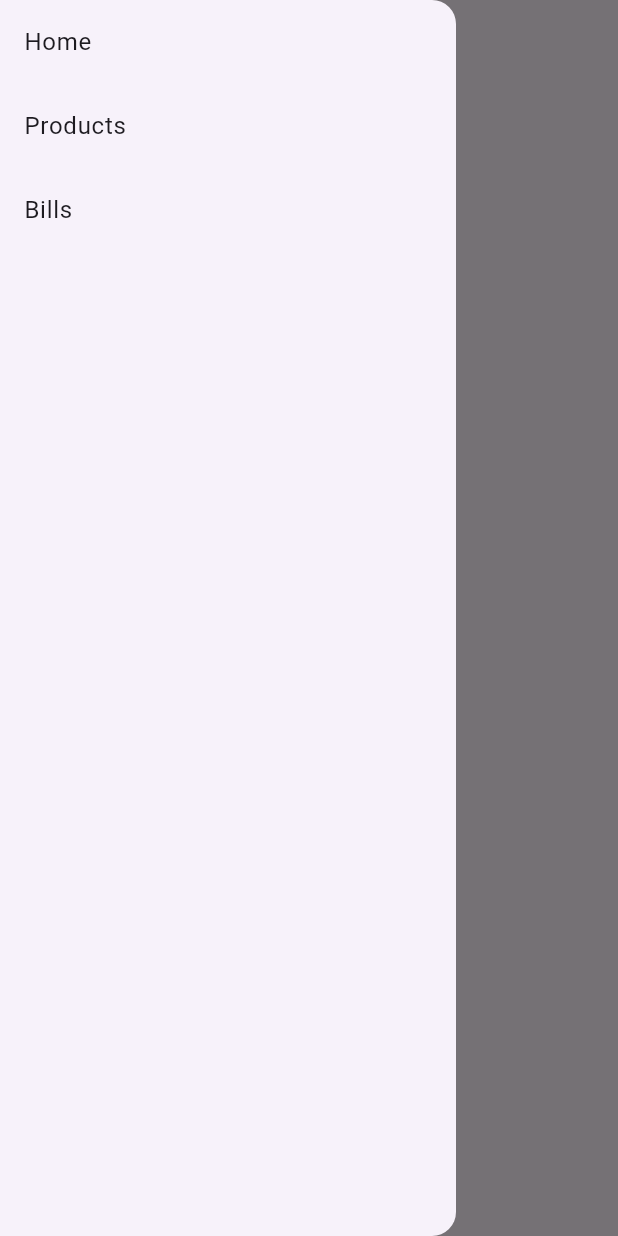
After one commit to mdrahib46/Flutter-Responsive-Design, a Flutter app: the screen it shows after launch, with the side drawer open, on a phone screen of 412 x 824 dp. The commit adds this screen. Run offline on Flutter 3.47's test engine with Material 3 defaults, Android fonts, the phone set to English and light mode, and no system bars.

Commit message:
Optimize responsiveness for multi screen

```diff
--- a/lib/homepage.dart
+++ b/lib/homepage.dart
@@ -1,4 +1,5 @@
 import 'package:flutter/material.dart';
+import 'package:responsivedesign/widgets/navmanu.dart';
 import 'package:responsivedesign/widgets/responsive_builder.dart';
 
 class HomePage extends StatefulWidget {
@@ -13,70 +14,55 @@ class _HomePageState extends State<HomePage> {
   Widget build(BuildContext context) {
     final size = MediaQuery.of(context).size;
 
-    return ResponsiveBuilder(mobile: Scaffold(
+    return Scaffold(
       appBar: AppBar(
         title: const Text('Responsive Design'),
       ),
-      drawer: const Drawer(
-        child: SafeArea(
-          child: Column(
-            children: [
-              ListTile(
-                title: Text('Home'),
+      drawer: const NavManu(),
+      body:  ResponsiveBuilder(
+
+        /// this is mobile screen
+        mobile: _buildMobileScreenLayout(),
+
+
+        /// this is tablet Screen
+        tablet: _buildTabletScreenLayout(),
+
+        /// this is Desktop Screen
+        desktop: _buildDesktopScreenLayout(),
+      ),
+    );
+  }
+
+  Widget _buildDesktopScreenLayout() {
+    return Scaffold(
+        body: Row(
+          children: [
+            NavManu(),
+            Expanded(
+                child: Center(
+              child: Text(
+                'Form Desktop',
               ),
-              ListTile(
-                title: Text('Products'),
-              ),
-              ListTile(
-                title: Text('Bills'),
-              ),
-            ],
-          ),
+            ))
+          ],
         ),
-      ),
-      body: const ResponsiveBuilder(
-        mobile: Center(
-          child: Text(
-            'This is Mobile Screen',
-          ),
+      );
+  }
+
+  Widget _buildTabletScreenLayout() {
+    return Scaffold(
+        body: Center(
+          child: Text("This is Tablet Screen"),
         ),
-        tablet: Center(
-          child: Text(
-            'This is Tablet Screen',
-          ),
+      );
+  }
+
+  Widget _buildMobileScreenLayout() {
+    return Scaffold(
+        body: Center(
+          child: Text("This is Mobile Screen"),
         ),
-        desktop: Center(
-          child: Text(
-            'This is Desktop Screen',
-          ),
-        ),
-      ),
-    ), desktop: Scaffold(
-      appBar: AppBar(
-        title: const Text('Responsive Design'),
-      ),
-      body: Row(
-        children: [
-          const Drawer(
-            child: SafeArea(
-              child: Column(
-                children: [
-                  ListTile(
-                    title: Text('Home'),
-                  ),
-                  ListTile(
-                    title: Text('Products'),
-                  ),
-                  ListTile(
-                    title: Text('Bills'),
-                  ),
-                ],
-              ),
-            ),
-          ),
-           Expanded(child: Center(child: Text('Form Desktop',),))
-        ],
-      ),
-    ));
+      );
   }
 }
--- /dev/null
+++ b/lib/widgets/navmanu.dart
@@ -0,0 +1,28 @@
+import 'package:flutter/material.dart';
+
+class NavManu extends StatelessWidget {
+  const NavManu({
+    super.key,
+  });
+
+  @override
+  Widget build(BuildContext context) {
+    return const Drawer(
+      child: SafeArea(
+        child: Column(
+          children: [
+            ListTile(
+              title: Text('Home'),
+            ),
+            ListTile(
+              title: Text('Products'),
+            ),
+            ListTile(
+              title: Text('Bills'),
+            ),
+          ],
+        ),
+      ),
+    );
+  }
+}
```
